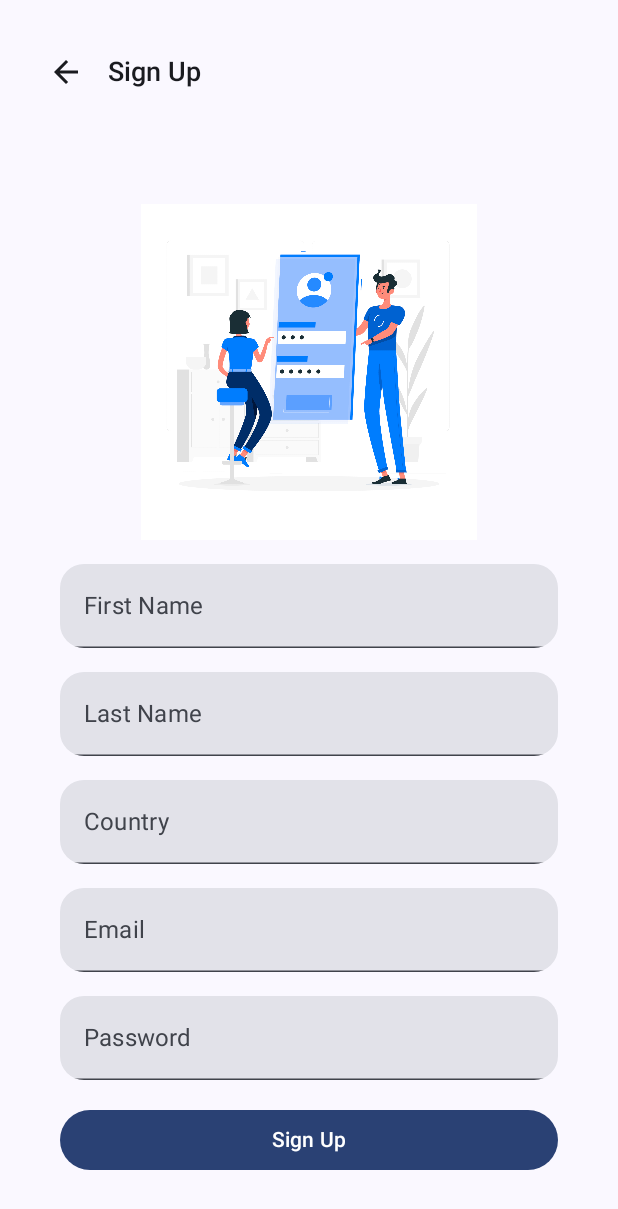
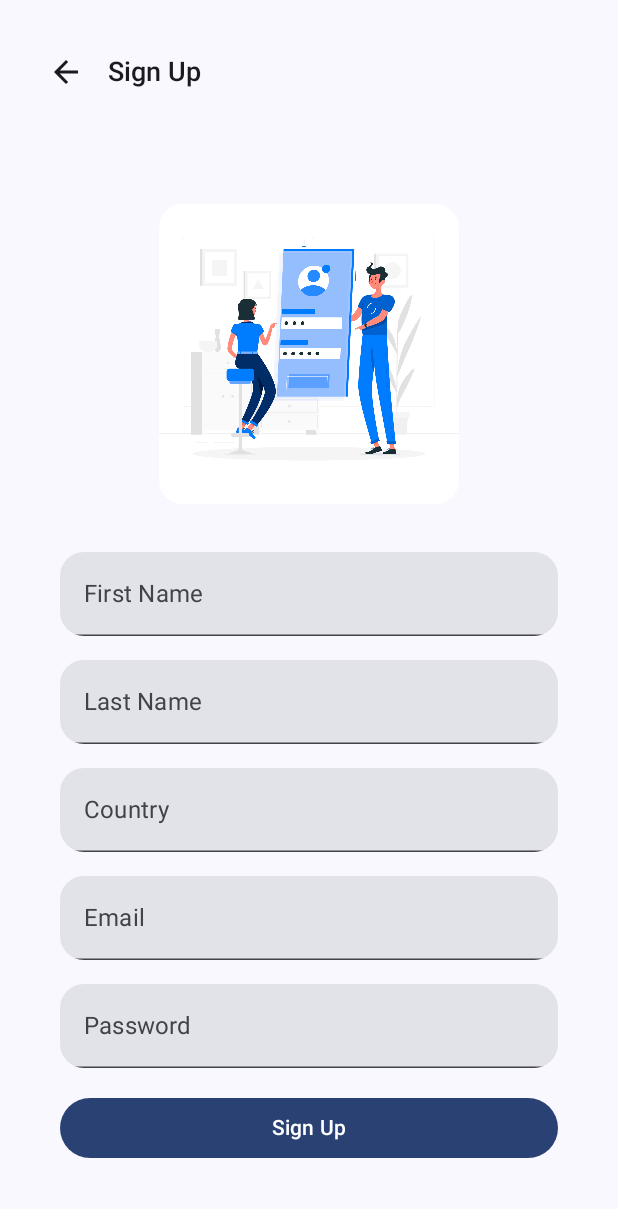
Before and after one commit to israelopeters/rti-reviews-android, an Android app built with Jetpack Compose: the SignUpScreen screen opened through its navigation route, on a phone screen of 412 x 824 dp. Shown: the top 1209 px of the screen. Run offline under Robolectric (Android 15) with nearby library versions, the light colour scheme and no system bars.

Commit message:
refactor: Optimize spacing between elements in sign up screen

```diff
--- a/app/src/main/java/com/example/rtireviews/SignUpScreen.kt
+++ b/app/src/main/java/com/example/rtireviews/SignUpScreen.kt
@@ -6,8 +6,10 @@ import androidx.compose.foundation.Image
 import androidx.compose.foundation.layout.Arrangement
 import androidx.compose.foundation.layout.Column
 import androidx.compose.foundation.layout.Row
+import androidx.compose.foundation.layout.Spacer
 import androidx.compose.foundation.layout.fillMaxSize
 import androidx.compose.foundation.layout.fillMaxWidth
+import androidx.compose.foundation.layout.height
 import androidx.compose.foundation.layout.padding
 import androidx.compose.foundation.layout.size
 import androidx.compose.foundation.text.KeyboardOptions
@@ -18,6 +20,7 @@ import androidx.compose.material3.Icon
 import androidx.compose.material3.IconButton
 import androidx.compose.material3.MaterialTheme
 import androidx.compose.material3.Scaffold
+import androidx.compose.material3.Surface
 import androidx.compose.material3.Text
 import androidx.compose.material3.TextButton
 import androidx.compose.material3.TextField
@@ -42,17 +45,23 @@ fun SignUpScreen(
     onSignUpClicked: () -> Unit,
     modifier: Modifier = Modifier
 ) {
-    Scaffold(
+    Surface(
         modifier = modifier
-    ) { padding ->
+    ) {
         Column(
             verticalArrangement = Arrangement.Center,
             horizontalAlignment = Alignment.CenterHorizontally,
             modifier = Modifier
                 .fillMaxSize()
-                .padding(padding)
                 .padding(24.dp)
         ) {
+            Image(
+                painter = painterResource(R.drawable.sign_up_image_3),
+                contentDescription = null,
+                modifier = Modifier
+                    .clip(MaterialTheme.shapes.medium)
+                    .size(200.dp)
+            )
             UserDetailsForm()
             Button(
                 onClick = onSignUpClicked,
@@ -80,17 +89,9 @@ fun UserDetailsForm(
 
     Column(
         verticalArrangement = Arrangement.SpaceBetween,
-        horizontalAlignment = Alignment.CenterHorizontally
+        horizontalAlignment = Alignment.CenterHorizontally,
+        modifier = modifier.padding(top = 24.dp)
     ) {
-        Image(
-            painter = painterResource(R.drawable.sign_up_image_3),
-            contentDescription = null,
-            alignment = Alignment.Center,
-            modifier = Modifier
-                .size(height = 240.dp, width = 340.dp)
-                .padding(8.dp)
-                .clip(MaterialTheme.shapes.medium)
-        )
         TextField(
             value = firstName,
             onValueChange = { firstName = it },
@@ -143,13 +144,11 @@ fun UserDetailsForm(
 
 @Preview(
     showBackground = true,
-    //showSystemUi = true,
     uiMode = UI_MODE_NIGHT_NO,
     name = "DefaultPreviewLight"
 )
 @Preview(
     showBackground = true,
-    showSystemUi = true,
     uiMode = UI_MODE_NIGHT_YES,
     name = "DefaultPreviewDark"
 )
```
